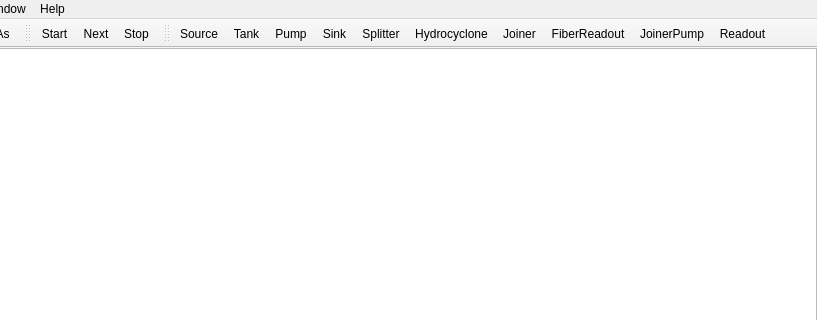
First picture: the form in src/main_window.ui, repository herstky/DES, before the edit; both pictures show x 182 to 999 and y 0 to 320 of the 999 by 791 pixel window.
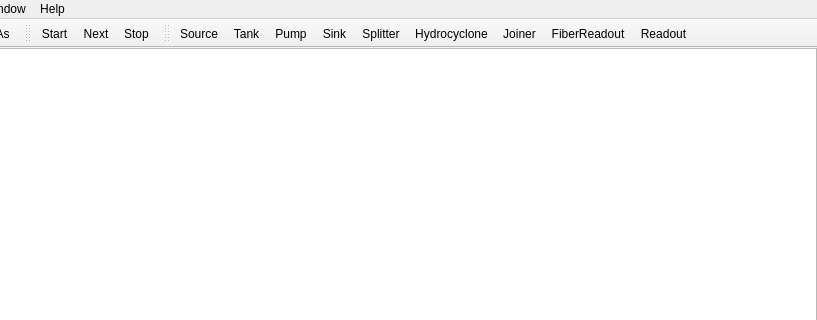
Second picture: the form after the edit.

Commit message: Renamed Connection to Socket. Replaced old Pump class with JoinerPump.

Patch:
```diff
--- a/src/main_window.ui
+++ b/src/main_window.ui
@@ -159,7 +159,6 @@
    <addaction name="actionHydrocyclone"/>
    <addaction name="actionJoiner"/>
    <addaction name="actionFiberReadout"/>
-   <addaction name="actionJoinerPump"/>
    <addaction name="actionReadout"/>
   </widget>
   <action name="actionNew">
@@ -256,11 +255,6 @@
     <string>FiberReadout</string>
    </property>
   </action>
-  <action name="actionJoinerPump">
-   <property name="text">
-    <string>JoinerPump</string>
-   </property>
-  </action>
  </widget>
  <resources/>
  <connections/>
```
Left out of the diff: 2 changed lines with no effect on the pictures. The commit also changes 6 other files.
